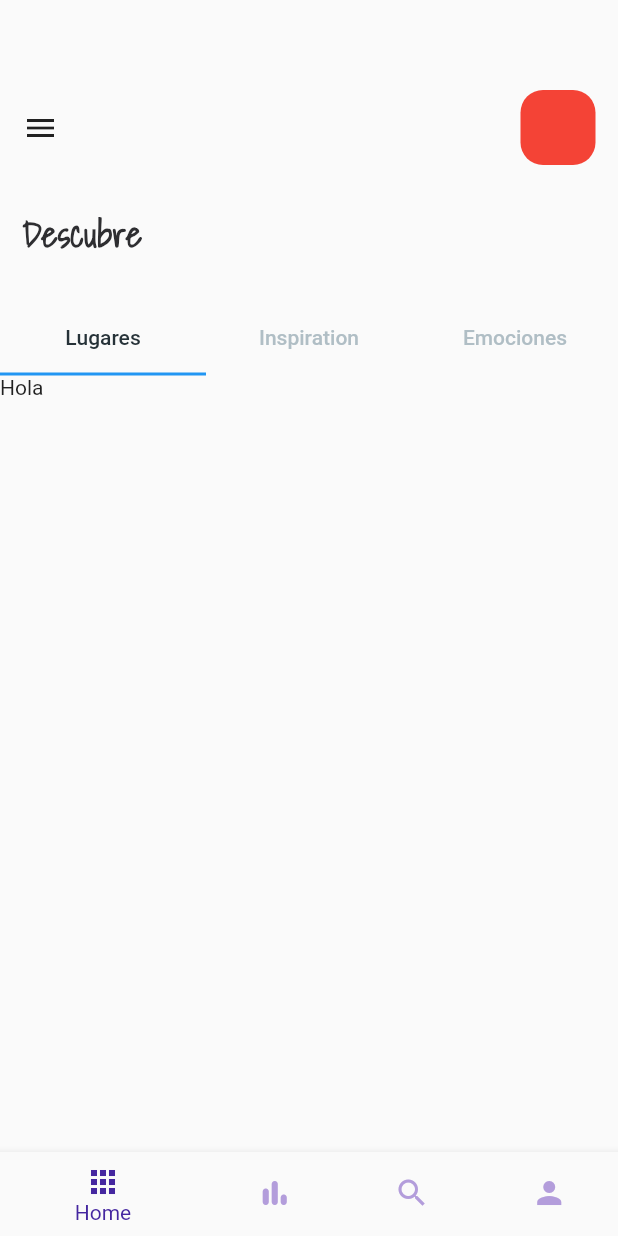
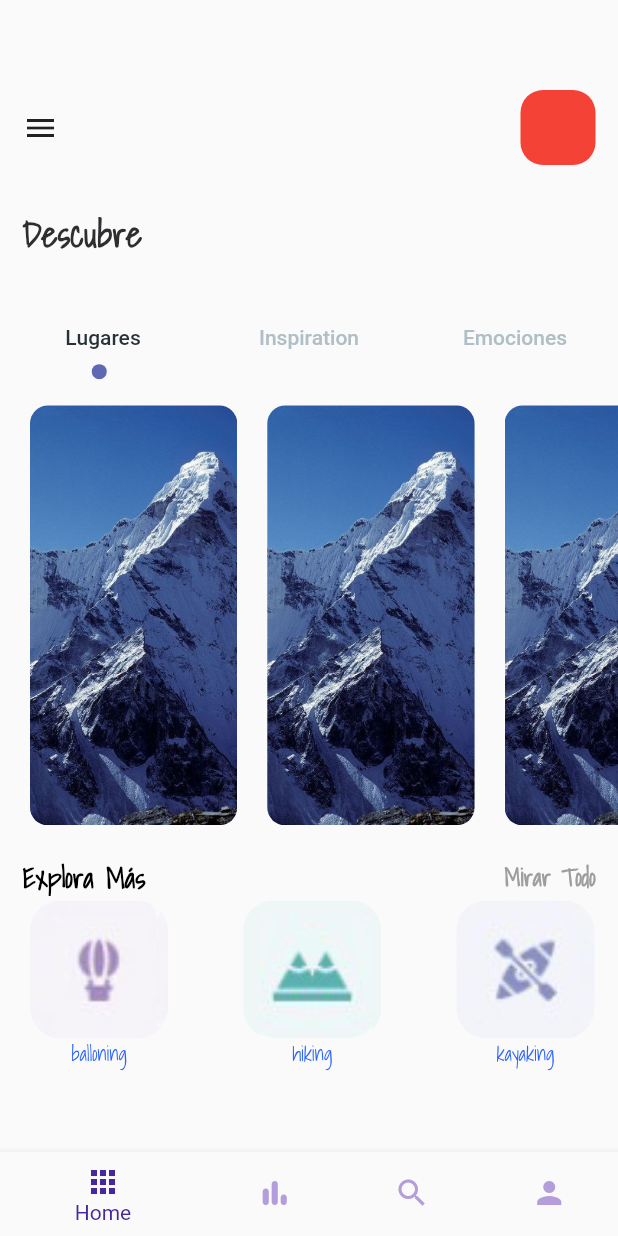
Before and after one commit to Osvaldo669/Trips, a Flutter app: the screen it shows after launch, on a phone screen of 412 x 824 dp. Run offline on Flutter 3.47's test engine with Material 2 defaults, Android fonts, the phone set to English and light mode, and no system bars.

Commit message:
funciones nuevas

```diff
--- a/lib/main.dart
+++ b/lib/main.dart
@@ -1,4 +1,5 @@
 import 'package:flutter/material.dart';
+import 'package:flutter/services.dart';
 import 'package:flutter_cubit/views/NavPages/main_page.dart';
 import 'package:flutter_cubit/views/welcome_page.dart';
 
@@ -12,6 +13,8 @@ class MyApp extends StatelessWidget {
   // This widget is the root of your application.
   @override
   Widget build(BuildContext context) {
+    SystemChrome.setPreferredOrientations(
+        [DeviceOrientation.portraitUp, DeviceOrientation.portraitDown]);
     return MaterialApp(
         title: 'Flutter Demo',
         debugShowCheckedModeBanner: false,
--- a/lib/views/NavPages/home_page.dart
+++ b/lib/views/NavPages/home_page.dart
@@ -13,6 +13,12 @@ class HomePage extends StatefulWidget {
 class _HomePageState extends State<HomePage> with TickerProviderStateMixin {
   @override
   Widget build(BuildContext context) {
+    List images = [
+      'balloning',
+      'hiking',
+      'kayaking',
+      'snorkling',
+    ];
     TabController _tabController = TabController(length: 3, vsync: this);
     final Resolution resolution = Resolution(context);
     return Scaffold(
@@ -50,6 +56,7 @@ class _HomePageState extends State<HomePage> with TickerProviderStateMixin {
           ),
           Container(
             child: TabBar(
+              indicator: CircleIndicator(color: AppColors.mainColor, radius: 5),
               controller: _tabController,
               labelColor: Colors.blueGrey.shade900,
               unselectedLabelColor: Colors.blueGrey.shade200,
@@ -68,13 +75,111 @@ class _HomePageState extends State<HomePage> with TickerProviderStateMixin {
             ),
           ),
           Container(
+              width: double.maxFinite,
               height: 300,
-              width: double.maxFinite,
-              child: TabBarView(
-                  controller: _tabController,
-                  children: [Text('Hola'), Text('2'), Text('3')]))
+              child: TabBarView(controller: _tabController, children: [
+                ListView.builder(
+                    padding: const EdgeInsets.only(left: 20, top: 20),
+                    itemCount: 5,
+                    scrollDirection: Axis.horizontal,
+                    itemBuilder: (BuildContext context, int index) {
+                      return Container(
+                        margin: const EdgeInsets.only(right: 20),
+                        width: resolution.dp(15),
+                        height: resolution.dp(35),
+                        decoration: BoxDecoration(
+                            borderRadius: BorderRadius.circular(12),
+                            color: Colors.white,
+                            image: DecorationImage(
+                                image: AssetImage(
+                                  'img/mountain.jpeg',
+                                ),
+                                fit: BoxFit.cover)),
+                      );
+                    }),
+                Text('2'),
+                Text('3')
+              ])),
+          Container(
+            padding: const EdgeInsets.only(top: 20, right: 15, left: 15),
+            child: Row(
+              mainAxisAlignment: MainAxisAlignment.spaceBetween,
+              children: [
+                AppLargeText(
+                    text: 'Explora Más',
+                    color: Colors.black,
+                    size: resolution.dp(2)),
+                AppLargeText(
+                    text: 'Mirar Todo',
+                    color: Colors.grey,
+                    size: resolution.dp(1.7))
+              ],
+            ),
+          ),
+          Container(
+              height: resolution.dp(13),
+              margin: const EdgeInsets.only(left: 20),
+              child: ListView.builder(
+                  scrollDirection: Axis.horizontal,
+                  itemCount: images.length,
+                  itemBuilder: (BuildContext context, int index) {
+                    return Column(
+                      children: [
+                        Container(
+                          margin: const EdgeInsets.only(right: 50),
+                          width: resolution.dp(10),
+                          height: resolution.dp(10),
+                          decoration: BoxDecoration(
+                              borderRadius: BorderRadius.circular(20),
+                              color: Colors.white,
+                              image: DecorationImage(
+                                  image: AssetImage(
+                                    'img/' + images[index] + '.png',
+                                  ),
+                                  fit: BoxFit.cover)),
+                        ),
+                        Container(
+                          margin: const EdgeInsets.only(right: 50),
+                          child: Text(
+                            images[index],
+                            style: TextStyle(
+                                color: Colors.blueAccent.shade700,
+                                fontFamily: 'fontShadow',
+                                fontWeight: FontWeight.w300,
+                                fontSize: resolution.dp(1.4)),
+                          ),
+                        )
+                      ],
+                    );
+                  }))
         ],
       ),
     );
   }
 }
+
+class CircleIndicator extends Decoration {
+  final Color color;
+  double radius;
+  CircleIndicator({required this.color, required this.radius});
+  @override
+  BoxPainter createBoxPainter([VoidCallback? onChanged]) {
+    return _circlePainter(color: color, radius: radius);
+  }
+}
+
+class _circlePainter extends BoxPainter {
+  final Color color;
+  double radius;
+  _circlePainter({required this.color, required this.radius});
+  @override
+  void paint(Canvas canvas, Offset offset, ImageConfiguration configuration) {
+    Paint _paint = Paint();
+    _paint.color = color;
+    _paint.isAntiAlias = true;
+    final Offset circle_offset = Offset(
+        configuration.size!.width / 2 - radius / 2,
+        configuration.size!.height - radius / 2);
+    canvas.drawCircle(offset + circle_offset, radius, _paint);
+  }
+}
--- a/lib/views/NavPages/main_page.dart
+++ b/lib/views/NavPages/main_page.dart
@@ -1,5 +1,4 @@
 import 'package:flutter/material.dart';
-import 'package:flutter_cubit/misc/colors.dart';
 import 'package:flutter_cubit/views/NavPages/bar_item_pages.dart';
 import 'package:flutter_cubit/views/NavPages/home_page.dart';
 import 'package:flutter_cubit/views/NavPages/my_page.dart';
```
